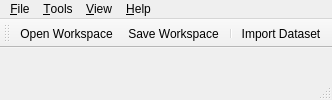
This is tse_analytics/views/main_window.ui in TSE-Systems/tse-analytics as Qt 5 draws it before an edit. The edited form follows.
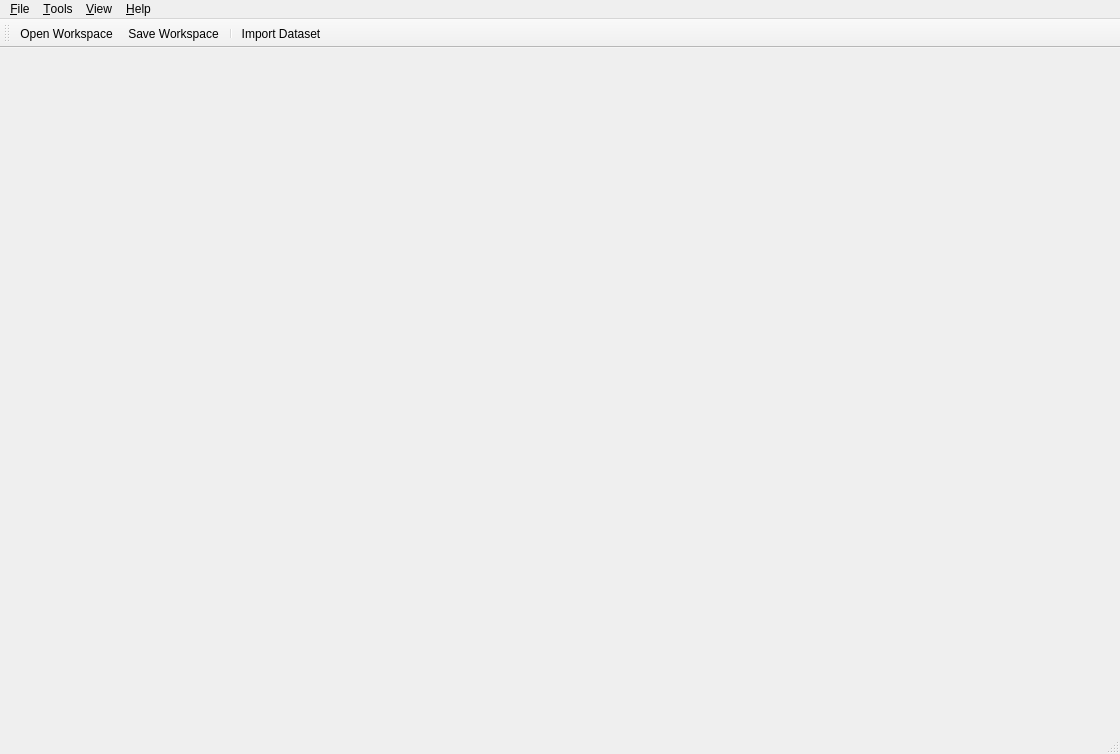
This is the edited form. Icons and pictures are not drawn.

```diff
--- a/tse_analytics/views/main_window.ui
+++ b/tse_analytics/views/main_window.ui
@@ -3,11 +3,27 @@
  <author>Anton Rau</author>
  <class>MainWindow</class>
  <widget class="QMainWindow" name="MainWindow">
+  <property name="geometry">
+   <rect>
+    <x>0</x>
+    <y>0</y>
+    <width>1120</width>
+    <height>754</height>
+   </rect>
+  </property>
   <property name="windowTitle">
    <string>TSE Analytics</string>
   </property>
   <widget class="QWidget" name="centralWidget"/>
   <widget class="QMenuBar" name="menuBar">
+   <property name="geometry">
+    <rect>
+     <x>0</x>
+     <y>0</y>
+     <width>1120</width>
+     <height>21</height>
+    </rect>
+   </property>
    <widget class="QMenu" name="menuFile">
     <property name="title">
      <string>&amp;File</string>
```
